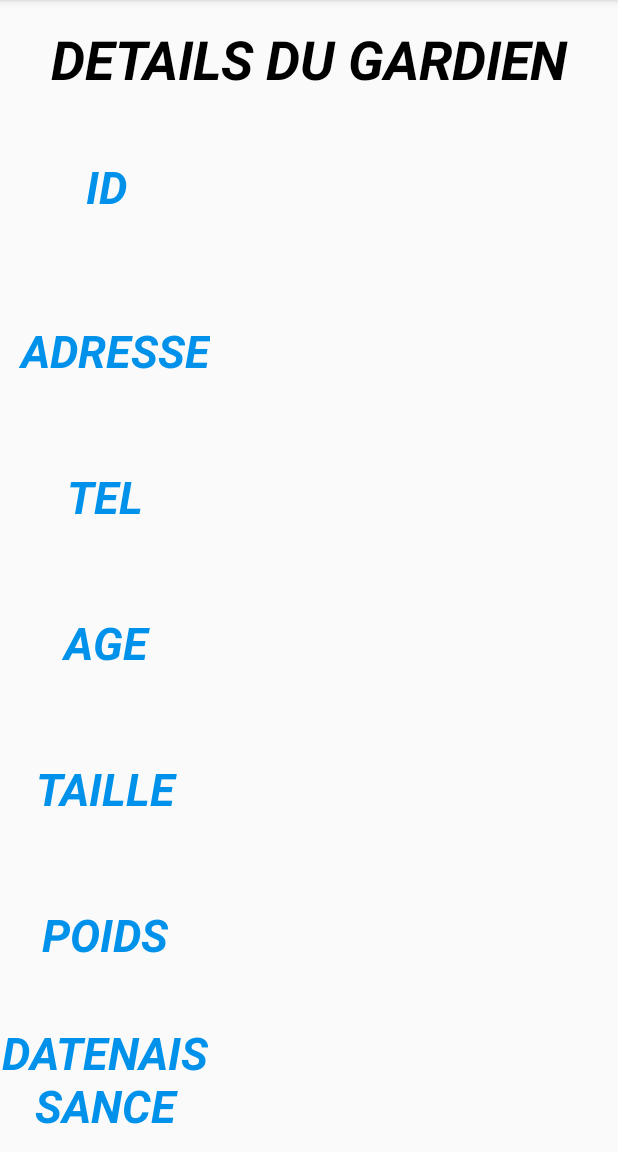
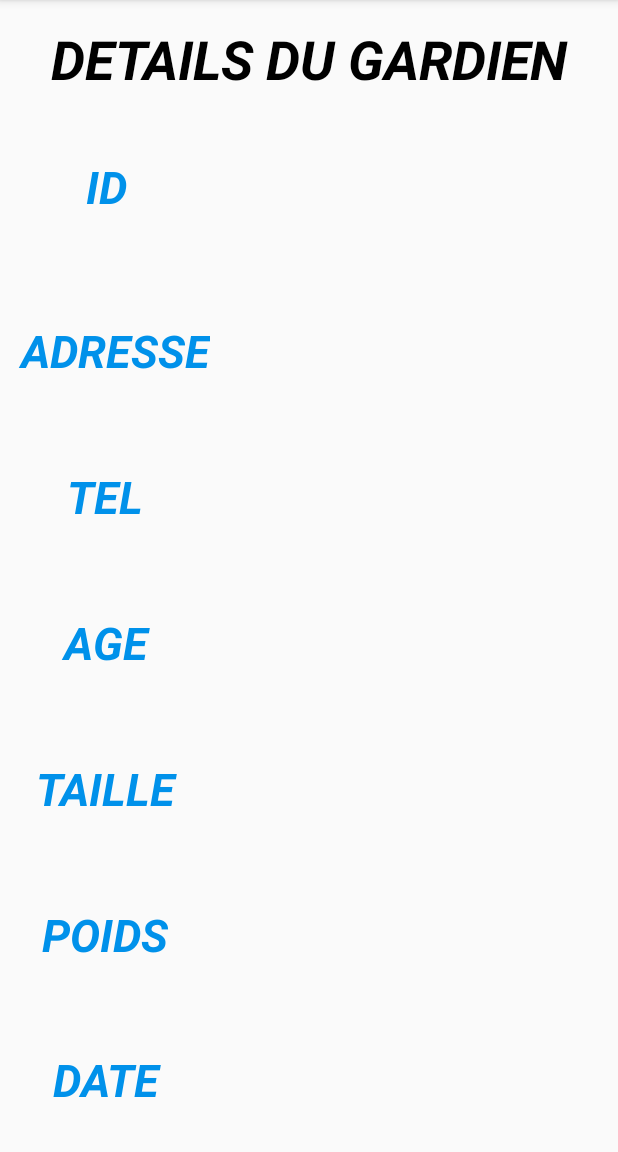
Before and after one commit to seydouba95/Projet_Mobile, an Android app: the PageGardienActivity screen opened directly, with no data from a screen before it, on a phone screen of 412 x 824 dp, the part 84-1236 px from its top. Run offline under Robolectric (Android 15) with nearby library versions, the phone set to English and light mode, and no system bars; 1 statement that could not run was skipped.

Commit message:
DETAILS GARDIENS

```diff
--- a/app/src/main/res/layout/activity_page__gardien.xml
+++ b/app/src/main/res/layout/activity_page__gardien.xml
@@ -232,6 +232,8 @@
                         android:layout_width="wrap_content"
                         android:layout_height="match_parent"
                         android:layout_weight="1"
+                        android:gravity="center"
+                        android:textColor="@android:color/black"
                         android:textSize="24sp"
                         android:textStyle="bold|italic" />
                 </LinearLayout>
@@ -271,6 +273,8 @@
                         android:layout_width="wrap_content"
                         android:layout_height="match_parent"
                         android:layout_weight="1"
+                        android:gravity="center"
+                        android:textColor="@android:color/black"
                         android:textSize="24sp"
                         android:textStyle="bold|italic" />
                 </LinearLayout>
@@ -289,11 +293,11 @@
 
                     <TextView
                         android:id="@+id/textView22"
-                        android:layout_width="wrap_content"
+                        android:layout_width="370dp"
                         android:layout_height="match_parent"
                         android:layout_weight="1"
                         android:gravity="center"
-                        android:text="DATENAISSANCE"
+                        android:text="DATE"
                         android:textColor="#0091EA"
                         android:textSize="30sp"
                         android:textStyle="bold|italic" />
@@ -307,9 +311,11 @@
 
                     <TextView
                         android:id="@+id/textView_naiss_gardien"
-                        android:layout_width="wrap_content"
+                        android:layout_width="88dp"
                         android:layout_height="match_parent"
                         android:layout_weight="1"
+                        android:gravity="center"
+                        android:textColor="@android:color/black"
                         android:textSize="24sp"
                         android:textStyle="bold|italic" />
                 </LinearLayout>
```
